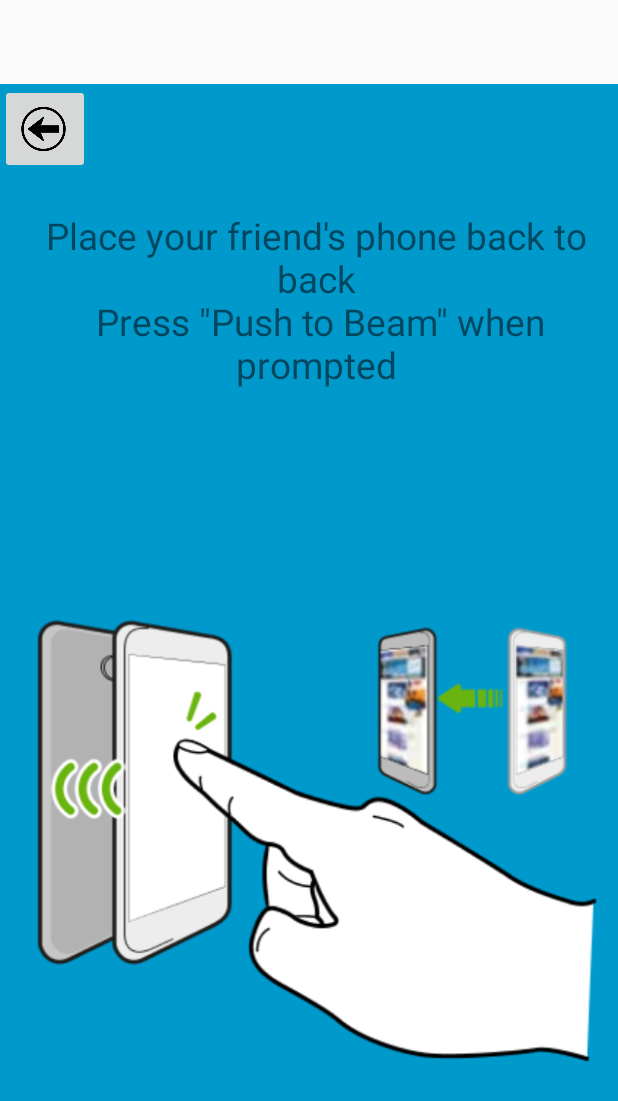
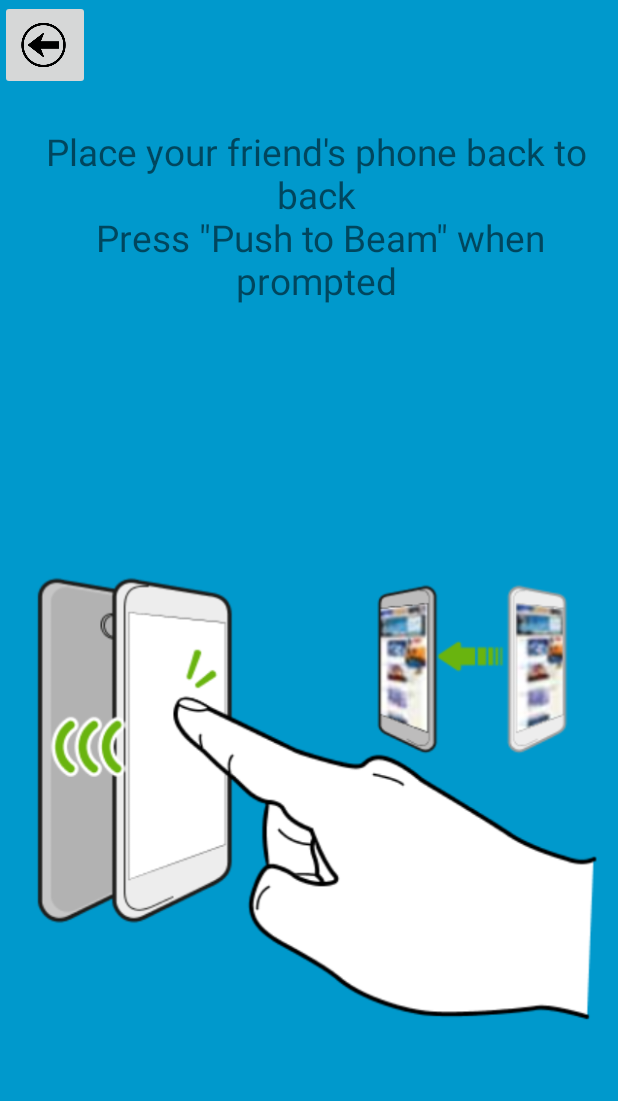
Before and after one commit to LadyWhaleton/Fistbump, an Android app: the layout activity_wait_for_beam.xml on its own in the app's theme, with its tools: preview values and no code run, on a phone screen of 412 x 824 dp. Shown: the top 1101 px of the screen. Run offline under Robolectric (Android 15) with nearby library versions, the light colour scheme and no system bars.

```diff
--- a/app/src/main/res/layout/activity_wait_for_beam.xml
+++ b/app/src/main/res/layout/activity_wait_for_beam.xml
@@ -1,13 +1,45 @@
-<?xml version="1.0" encoding="utf-8"?>
-<android.support.design.widget.CoordinatorLayout xmlns:android="http://schemas.android.com/apk/res/android"
-    xmlns:app="http://schemas.android.com/apk/res-auto"
+<RelativeLayout xmlns:android="http://schemas.android.com/apk/res/android"
     xmlns:tools="http://schemas.android.com/tools"
     android:layout_width="match_parent"
     android:layout_height="match_parent"
-    android:fitsSystemWindows="true"
-    tools:context="fistbumpstudios.fistbump.WaitForBeam">
+    android:background="#0099cc"
+    tools:context="fistbumpstudios.fistbump.wait_beam">
 
-    <include layout="@layout/content_wait_for_beam" />
+    <ImageButton
+        android:layout_width="60dp"
+        android:layout_height="60dp"
+        android:paddingTop="10dp"
+        android:paddingLeft="10dp"
+        android:onClick="goBack"
+        android:id="@+id/imageButton"
+        android:scaleType="fitCenter"
+        android:src="@drawable/back"
+        android:layout_alignParentTop="true"
+        android:layout_below="@+id/textView"
+        />
 
+    <ImageView
+        android:id="@+id/fullscreen_content"
+        android:layout_width="match_parent"
+        android:layout_height="match_parent"
+        android:gravity="center"
+        android:keepScreenOn="true"
+        android:src="@drawable/beam"
+        android:layout_marginTop="30dp"
+        android:layout_below="@+id/textView"
+        android:layout_alignParentStart="true" />
 
-</android.support.design.widget.CoordinatorLayout>
+    <TextView
+        android:paddingTop="20dp"
+        android:paddingLeft="10dp"
+        android:layout_width="wrap_content"
+        android:layout_height="wrap_content"
+        android:textSize="37px"
+        android:text="@string/beamPrompt"
+        android:id="@+id/textView"
+        android:gravity="center_horizontal"
+        android:layout_marginTop="64dp"
+        android:layout_alignParentTop="true"
+        android:layout_centerHorizontal="true" />
+
+</RelativeLayout>
--- a/app/src/main/res/layout/content_wait_for_beam.xml
+++ /dev/null
@@ -1,46 +0,0 @@
-<RelativeLayout xmlns:android="http://schemas.android.com/apk/res/android"
-    xmlns:tools="http://schemas.android.com/tools"
-    android:layout_width="match_parent"
-    android:layout_height="match_parent"
-    android:background="#0099cc"
-    tools:context="fistbumpstudios.fistbump.wait_beam">
-
-    <ImageButton
-        android:layout_width="60dp"
-        android:layout_height="60dp"
-        android:paddingTop="10dp"
-        android:paddingLeft="10dp"
-        android:onClick="goBack"
-        android:id="@+id/imageButton"
-        android:scaleType="fitCenter"
-        android:src="@drawable/back"
-        android:layout_alignParentTop="true"
-        android:layout_below="@+id/textView"
-        />
-
-    <ImageView
-        android:id="@+id/fullscreen_content"
-        android:layout_width="match_parent"
-        android:layout_height="match_parent"
-        android:gravity="center"
-        android:keepScreenOn="true"
-        android:src="@drawable/beam"
-        android:onClick=""
-        android:layout_marginTop="30dp"
-        android:layout_below="@+id/textView"
-        android:layout_alignParentStart="true" />
-
-    <TextView
-        android:paddingTop="20dp"
-        android:paddingLeft="10dp"
-        android:layout_width="wrap_content"
-        android:layout_height="wrap_content"
-        android:textSize="37px"
-        android:text="@string/beamPrompt"
-        android:id="@+id/textView"
-        android:gravity="center_horizontal"
-        android:layout_marginTop="64dp"
-        android:layout_alignParentTop="true"
-        android:layout_centerHorizontal="true" />
-
-</RelativeLayout>
```
Also changed, not shown: app/src/main/AndroidManifest.xml (+23 -16 lines), app/src/main/java/fistbumpstudios/fistbump/MainActivity.java (+44 -1 lines), app/src/main/java/fistbumpstudios/fistbump/WaitForBeam.java (+9 -48 lines), app/src/main/java/fistbumpstudios/fistbump/acceptFriend.java (+20 -12 lines), app/src/main/java/fistbumpstudios/fistbump/setUserName.java (+4 -6 lines), app/src/main/res/layout/activity_accept_friend.xml (+7 -0 lines), app/src/main/res/layout/content_main.xml (+12 -1 lines).
